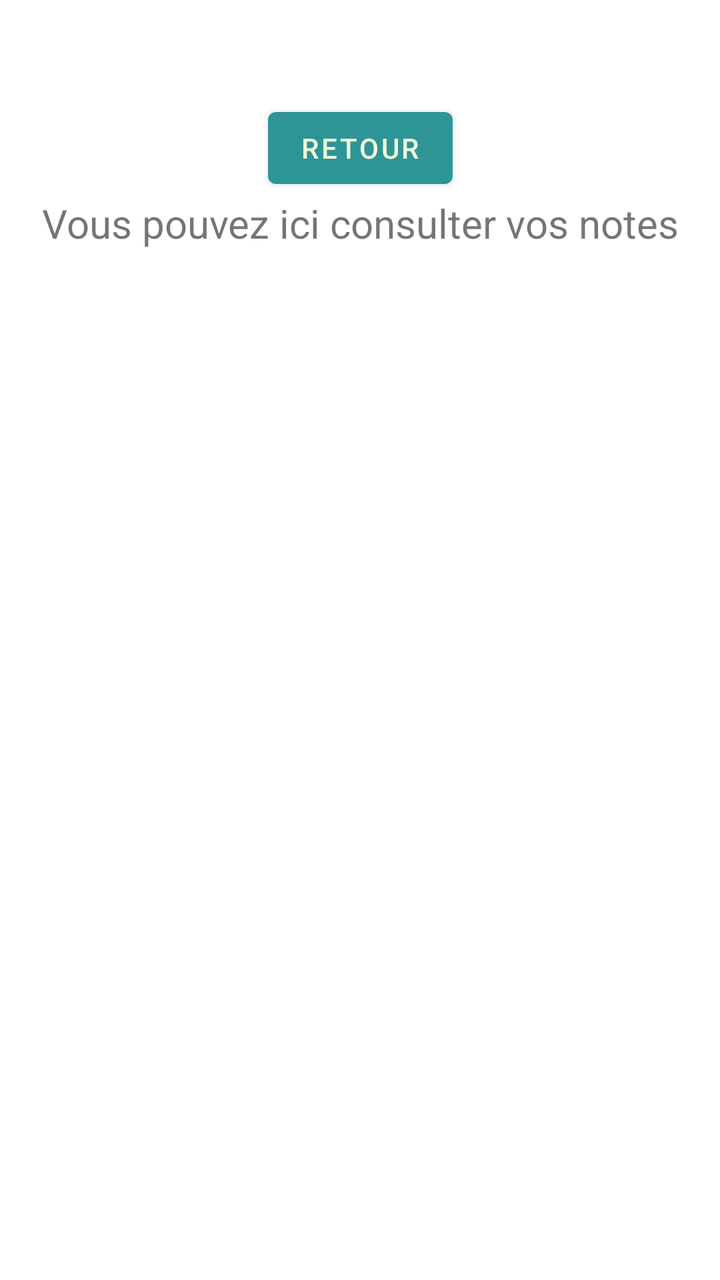
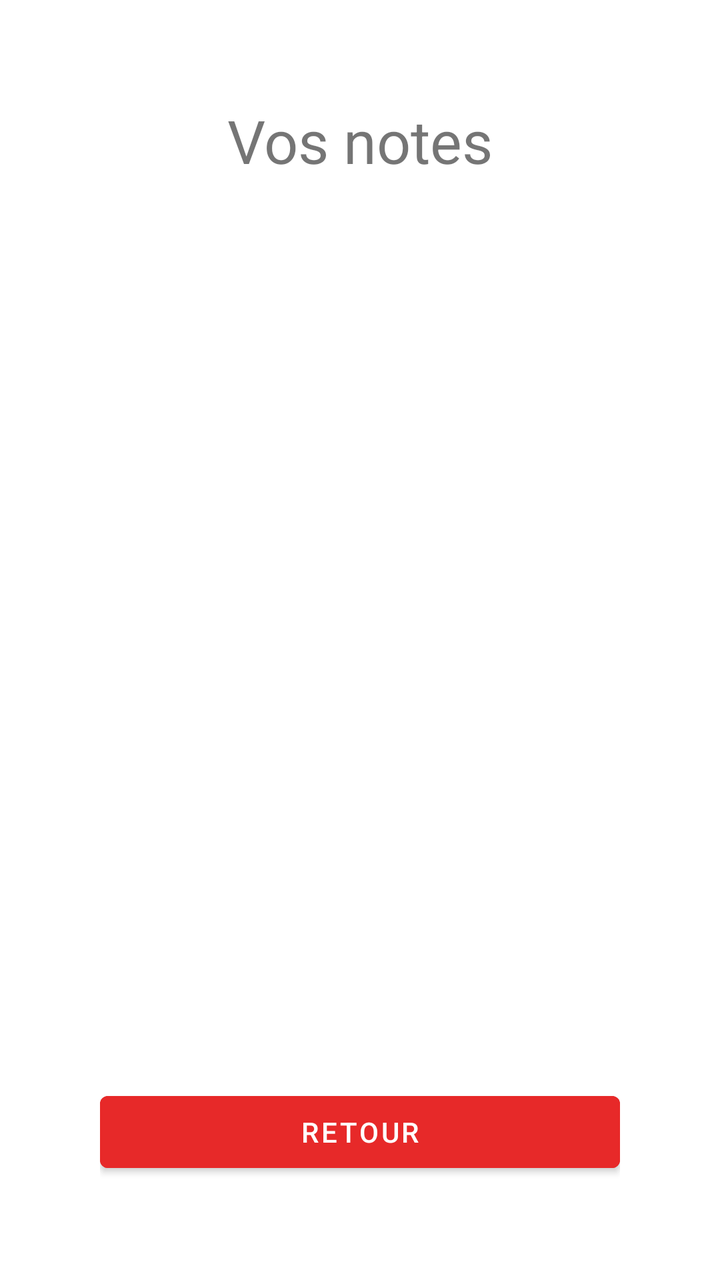

An Android layout rendered at two revisions. The XML below is the earlier revision; the diff shows what the commit changed to produce the second picture.
<!-- AndroidManifest.xml: application theme Theme.Lousticole -->
<!-- res/layout/grades.xml -->
<?xml version="1.0" encoding="utf-8"?>
<androidx.constraintlayout.widget.ConstraintLayout xmlns:android="http://schemas.android.com/apk/res/android"
    xmlns:app="http://schemas.android.com/apk/res-auto"
    android:layout_width="match_parent"
    android:layout_height="match_parent">

    <Button
        android:id="@+id/grades_retour_button"
        android:layout_width="wrap_content"
        android:layout_height="wrap_content"
        android:layout_marginTop="50dp"
        android:text="Retour"
        app:layout_constraintEnd_toEndOf="parent"
        app:layout_constraintStart_toStartOf="parent"
        app:layout_constraintTop_toTopOf="parent" />

    <TextView
        android:id="@+id/grades_welcome_textView"
        android:layout_width="wrap_content"
        android:layout_height="wrap_content"
        android:text="Vous pouvez ici consulter vos notes"
        android:textSize="20sp"
        app:layout_constraintEnd_toEndOf="parent"
        app:layout_constraintStart_toStartOf="parent"
        app:layout_constraintTop_toBottomOf="@+id/grades_retour_button" />

    <LinearLayout
        android:id="@+id/grades_notes_container"
        android:layout_width="match_parent"
        android:layout_height="500dp"
        android:orientation="vertical"
        app:layout_constraintBottom_toBottomOf="parent"
        app:layout_constraintTop_toBottomOf="@+id/grades_welcome_textView"></LinearLayout>
</androidx.constraintlayout.widget.ConstraintLayout>
<!-- resources referenced by this layout -->
<resources>
  <style name="Theme.Lousticole" parent="Theme.MaterialComponents.DayNight.NoActionBar">
          
          <item name="colorPrimary">@color/green</item>
          <item name="colorPrimaryVariant">@color/dark_green</item>
          <item name="colorOnPrimary">@color/cream</item>
          
          <item name="colorSecondary">@color/light_green</item>
          <item name="colorSecondaryVariant">@color/green</item>
          <item name="colorOnSecondary">@color/black</item>
          
          <item name="android:statusBarColor">@android:color/transparent</item>
          <item name="android:navigationBarColor">@android:color/transparent</item>
          <item name="android:windowTranslucentStatus">false</item>
          <item name="android:windowTranslucentNavigation">false</item>
          
      </style>
  <color name="green">#2D9596</color>
  <color name="dark_green">#265073</color>
  <color name="cream">#F1FADA</color>
  <color name="light_green">#9AD0C2</color>
  <color name="black">#FF000000</color>
</resources>

<!-- the commit's change to res/layout/grades.xml (unified diff, before → after) -->
@@ -1,34 +1,39 @@
 <?xml version="1.0" encoding="utf-8"?>
 <androidx.constraintlayout.widget.ConstraintLayout xmlns:android="http://schemas.android.com/apk/res/android"
     xmlns:app="http://schemas.android.com/apk/res-auto"
+    xmlns:tools="http://schemas.android.com/tools"
     android:layout_width="match_parent"
-    android:layout_height="match_parent">
+    android:layout_height="match_parent"
+    android:padding="50dp">
 
-    <Button
-        android:id="@+id/grades_retour_button"
-        android:layout_width="wrap_content"
-        android:layout_height="wrap_content"
-        android:layout_marginTop="50dp"
-        android:text="Retour"
-        app:layout_constraintEnd_toEndOf="parent"
-        app:layout_constraintStart_toStartOf="parent"
-        app:layout_constraintTop_toTopOf="parent" />
+
 
     <TextView
         android:id="@+id/grades_welcome_textView"
         android:layout_width="wrap_content"
         android:layout_height="wrap_content"
-        android:text="Vous pouvez ici consulter vos notes"
-        android:textSize="20sp"
+        android:text="Vos notes"
+        android:textSize="30sp"
         app:layout_constraintEnd_toEndOf="parent"
-        app:layout_constraintStart_toStartOf="parent"
-        app:layout_constraintTop_toBottomOf="@+id/grades_retour_button" />
+        app:layout_constraintStart_toStartOf="parent" />
 
     <LinearLayout
         android:id="@+id/grades_notes_container"
         android:layout_width="match_parent"
-        android:layout_height="500dp"
+        android:layout_height="400dp"
         android:orientation="vertical"
+        app:layout_constraintBottom_toTopOf="@+id/grades_retour_button"
+        app:layout_constraintTop_toBottomOf="@+id/grades_welcome_textView"
+        android:gravity="center"
+        tools:layout_editor_absoluteX="50dp"></LinearLayout>
+
+    <Button
+        android:id="@+id/grades_retour_button"
+        android:layout_width="match_parent"
+        android:layout_height="wrap_content"
+        android:backgroundTint="@color/red"
+        android:text="Retour"
         app:layout_constraintBottom_toBottomOf="parent"
-        app:layout_constraintTop_toBottomOf="@+id/grades_welcome_textView"></LinearLayout>
+        app:layout_constraintEnd_toEndOf="parent"
+        app:layout_constraintStart_toStartOf="parent" />
 </androidx.constraintlayout.widget.ConstraintLayout>
<!-- resource entries referenced after the edit -->
@@ -1,14 +1,15 @@
 <!-- resources referenced by this layout -->
 <resources>
+  <color name="red">#E72929</color>
   <style name="Theme.Lousticole" parent="Theme.MaterialComponents.DayNight.NoActionBar">
           
           <item name="colorPrimary">@color/green</item>
-          <item name="colorPrimaryVariant">@color/dark_green</item>
-          <item name="colorOnPrimary">@color/cream</item>
+          <item name="colorPrimaryVariant">@color/blue</item>
+          <item name="colorOnPrimary">@color/white</item>
           
-          <item name="colorSecondary">@color/light_green</item>
+          <item name="colorSecondary">@color/blue</item>
           <item name="colorSecondaryVariant">@color/green</item>
-          <item name="colorOnSecondary">@color/black</item>
+          <item name="colorOnSecondary">@color/white</item>
           
           <item name="android:statusBarColor">@android:color/transparent</item>
           <item name="android:navigationBarColor">@android:color/transparent</item>
@@ -16,10 +17,8 @@
           <item name="android:windowTranslucentNavigation">false</item>
           
       </style>
-  <color name="green">#2D9596</color>
-  <color name="dark_green">#265073</color>
-  <color name="cream">#F1FADA</color>
-  <color name="light_green">#9AD0C2</color>
-  <color name="black">#FF000000</color>
+  <color name="green">#33cf79</color>
+  <color name="blue">#3583e2</color>
+  <color name="white">#FFFFFFFF</color>
 </resources>
 
